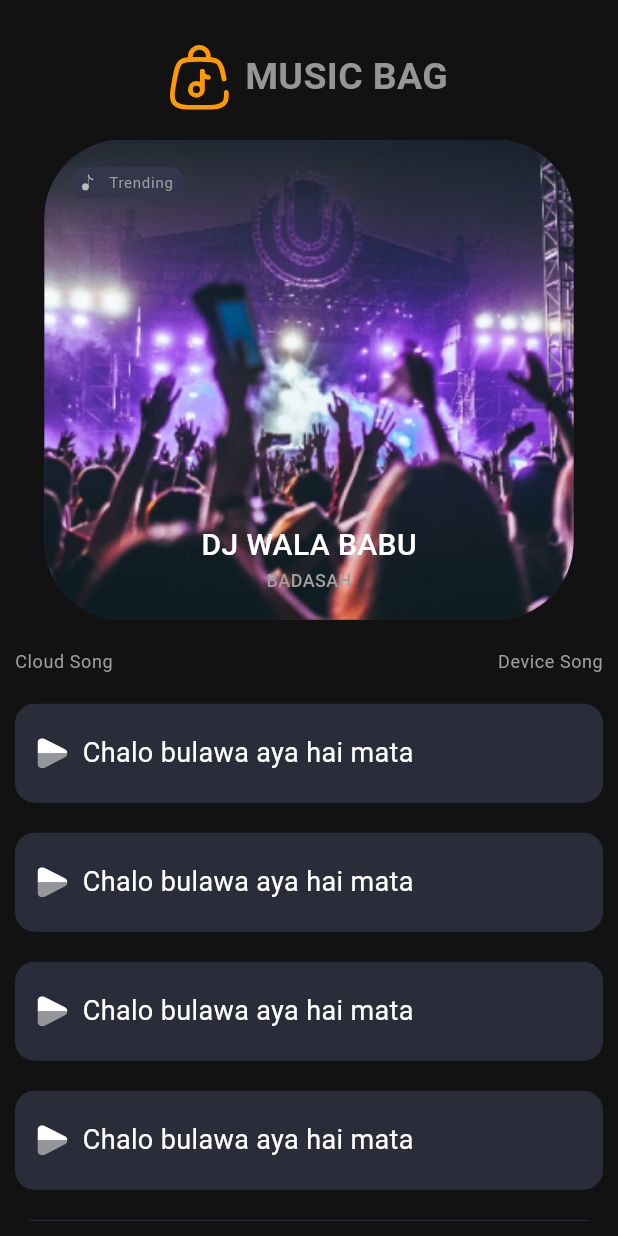
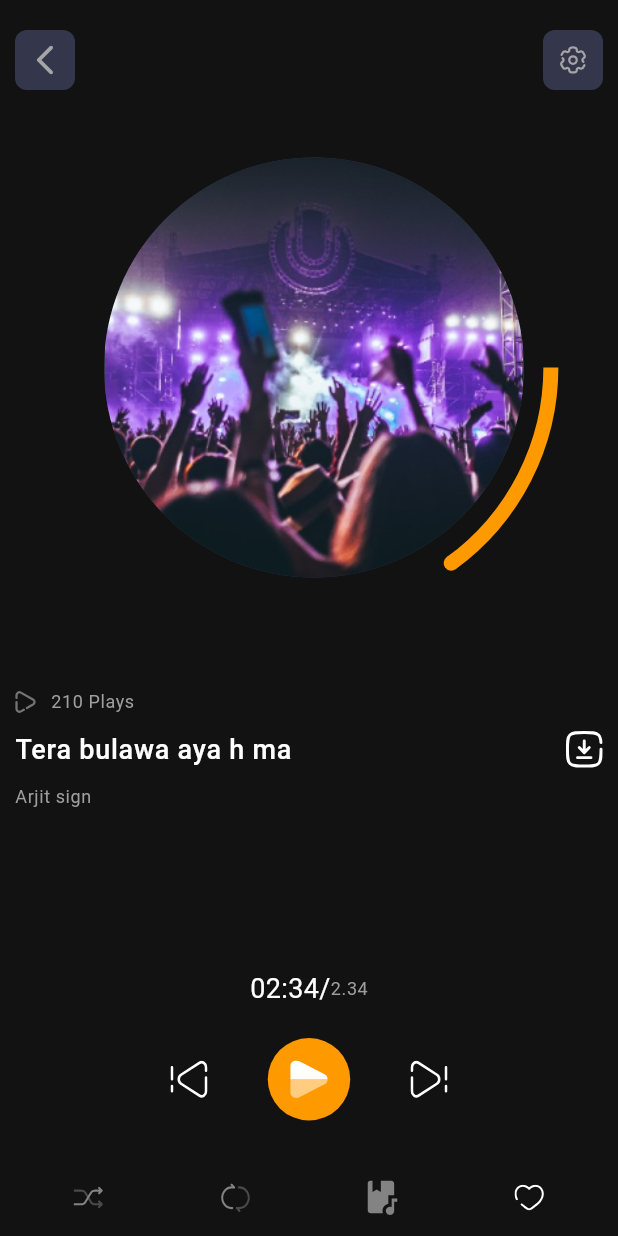
Before and after one commit to sayedmostaf/audio-player, a Flutter app: the screen it shows after launch, on a phone screen of 412 x 824 dp. Run offline on Flutter 3.47's test engine with Material 3 defaults, Android fonts, the phone set to English and light mode, and no system bars; drawn by our look-alikes of carousel_slider, syncfusion_flutter_gauges; our stand-ins replace flutter_svg; Roboto replaces fonts that are missing (Poppins).

Commit message:
finish play song page ui

```diff
--- /dev/null
+++ b/lib/components/play_song_header.dart
@@ -0,0 +1,40 @@
+import 'package:audio_player/config/colors.dart';
+import 'package:flutter/material.dart';
+import 'package:flutter_svg/flutter_svg.dart';
+
+class PlaySongHeader extends StatelessWidget {
+  const PlaySongHeader({super.key});
+
+  @override
+  Widget build(BuildContext context) {
+    return Row(
+      mainAxisAlignment: MainAxisAlignment.spaceBetween,
+      children: [
+        Container(
+          width: 40,
+          height: 40,
+          padding: const EdgeInsets.all(10),
+          decoration: BoxDecoration(
+            color: divColor,
+            borderRadius: BorderRadius.circular(8),
+          ),
+          child: Center(
+            child: SvgPicture.asset('assets/icons/back.svg'),
+          ),
+        ),
+        Container(
+          width: 40,
+          height: 40,
+          padding: const EdgeInsets.all(10),
+          decoration: BoxDecoration(
+            color: divColor,
+            borderRadius: BorderRadius.circular(8),
+          ),
+          child: Center(
+            child: SvgPicture.asset('assets/icons/settings.svg'),
+          ),
+        ),
+      ],
+    );
+  }
+}
--- /dev/null
+++ b/lib/components/song_control_sound.dart
@@ -0,0 +1,79 @@
+import 'package:audio_player/config/colors.dart';
+import 'package:flutter/material.dart';
+import 'package:syncfusion_flutter_gauges/gauges.dart';
+
+class SongControlSound extends StatefulWidget {
+  const SongControlSound({super.key});
+
+  @override
+  State<SongControlSound> createState() => _SongControlSoundState();
+}
+
+class _SongControlSoundState extends State<SongControlSound> {
+  var value = 30.0;
+  @override
+  Widget build(BuildContext context) {
+    return SfRadialGauge(
+      animationDuration: 1,
+      enableLoadingAnimation: true,
+      axes: [
+        RadialAxis(
+          useRangeColorForAxis: true,
+          startAngle: 0,
+          endAngle: 180,
+          canRotateLabels: false,
+          interval: 10,
+          isInversed: false,
+          maximum: 100,
+          minimum: 0,
+          showAxisLine: true,
+          showLabels: false,
+          showTicks: false,
+          ranges: [
+            GaugeRange(
+              startValue: 0,
+              endValue: value.toDouble(),
+              color: primaryColor,
+              startWidth: 10,
+              endWidth: 10,
+            ),
+          ],
+          pointers: [
+            MarkerPointer(
+              color: primaryColor,
+              borderWidth: 20,
+              value: value.toDouble(),
+              onValueChanged: (newValue) {
+                setState(() {
+                  value = newValue.toDouble();
+                });
+              },
+              enableAnimation: true,
+              enableDragging: true,
+              markerType: MarkerType.circle,
+              markerWidth: 10,
+              markerHeight: 10,
+            ),
+          ],
+          annotations: [
+            GaugeAnnotation(
+              horizontalAlignment: GaugeAlignment.center,
+              positionFactor: 0.02,
+              widget: Container(
+                width: 280,
+                height: 280,
+                decoration: BoxDecoration(
+                  borderRadius: BorderRadius.circular(1000),
+                  image: const DecorationImage(
+                    image: AssetImage('assets/images/cover.jpg'),
+                  ),
+                  color: divColor,
+                ),
+              ),
+            ),
+          ],
+        ),
+      ],
+    );
+  }
+}
--- /dev/null
+++ b/lib/components/song_controller_buttons.dart
@@ -0,0 +1,90 @@
+import 'package:audio_player/config/colors.dart';
+import 'package:flutter/material.dart';
+import 'package:flutter_svg/flutter_svg.dart';
+
+class SongControllerButtons extends StatelessWidget {
+  const SongControllerButtons({super.key});
+
+  @override
+  Widget build(BuildContext context) {
+    return Column(
+      children: [
+        Row(
+          mainAxisAlignment: MainAxisAlignment.center,
+          children: [
+            const Text('02:34'),
+            const Text('/'),
+            Text(
+              '2.34',
+              style: Theme.of(context).textTheme.bodySmall,
+            ),
+          ],
+        ),
+        const SizedBox(
+          height: 20,
+        ),
+        Row(
+          mainAxisAlignment: MainAxisAlignment.center,
+          children: [
+            SvgPicture.asset(
+              'assets/icons/play_back.svg',
+              width: 25,
+            ),
+            const SizedBox(
+              width: 40,
+            ),
+            Container(
+              width: 55,
+              height: 55,
+              padding: const EdgeInsets.all(10),
+              decoration: BoxDecoration(
+                color: primaryColor,
+                borderRadius: BorderRadius.circular(100),
+              ),
+              child: Center(
+                child: SvgPicture.asset(
+                  'assets/icons/play.svg',
+                  width: 25,
+                ),
+              ),
+            ),
+            const SizedBox(
+              width: 40,
+            ),
+            SvgPicture.asset(
+              'assets/icons/play_forward.svg',
+              width: 25,
+            ),
+          ],
+        ),
+        const SizedBox(
+          height: 40,
+        ),
+        Row(
+          mainAxisAlignment: MainAxisAlignment.spaceAround,
+          children: [
+            SvgPicture.asset(
+              'assets/icons/shuffle.svg',
+              width: 20,
+            ),
+            SvgPicture.asset(
+              'assets/icons/repeat.svg',
+              width: 20,
+            ),
+            SvgPicture.asset(
+              'assets/icons/fav.svg',
+              width: 20,
+            ),
+            SvgPicture.asset(
+              'assets/icons/heart.svg',
+              width: 20,
+            ),
+          ],
+        ),
+        const SizedBox(
+          height: 4,
+        )
+      ],
+    );
+  }
+}
--- /dev/null
+++ b/lib/components/song_details.dart
@@ -0,0 +1,53 @@
+import 'package:flutter/material.dart';
+import 'package:flutter_svg/svg.dart';
+
+class SongDetails extends StatelessWidget {
+  const SongDetails({super.key});
+
+  @override
+  Widget build(BuildContext context) {
+    return Column(
+      children: [
+        Row(
+          children: [
+            SvgPicture.asset('assets/icons/play_outline.svg'),
+            const SizedBox(
+              width: 10,
+            ),
+            Text(
+              '210 Plays',
+              style: Theme.of(context).textTheme.bodySmall,
+            )
+          ],
+        ),
+        const SizedBox(
+          height: 10,
+        ),
+        Row(
+          mainAxisAlignment: MainAxisAlignment.spaceBetween,
+          children: [
+            Text(
+              'Tera bulawa aya h ma',
+              style: Theme.of(context).textTheme.bodyLarge,
+            ),
+            SvgPicture.asset(
+              'assets/icons/download.svg',
+              width: 25,
+            ),
+          ],
+        ),
+        const SizedBox(
+          height: 10,
+        ),
+        Row(
+          children: [
+            Text(
+              'Arjit sign',
+              style: Theme.of(context).textTheme.bodySmall,
+            )
+          ],
+        ),
+      ],
+    );
+  }
+}
--- /dev/null
+++ b/lib/components/song_wave.dart
@@ -0,0 +1,10 @@
+import 'package:flutter/material.dart';
+
+class SongWave extends StatelessWidget {
+  const SongWave({super.key});
+
+  @override
+  Widget build(BuildContext context) {
+    return const Icon(Icons.waves);
+  }
+}
--- a/lib/main.dart
+++ b/lib/main.dart
@@ -1,5 +1,5 @@
 import 'package:audio_player/config/themes.dart';
-import 'package:audio_player/pages/song_page.dart';
+import 'package:audio_player/pages/play_song_page.dart';
 import 'package:flutter/material.dart';
 
 void main() {
@@ -15,7 +15,7 @@ class MyApp extends StatelessWidget {
       debugShowCheckedModeBanner: false,
       title: 'Music Player',
       theme: darkTheme,
-      home: const SongPage(),
+      home: const PlaySongPage(),
     );
   }
 }
--- /dev/null
+++ b/lib/pages/play_song_page.dart
@@ -0,0 +1,40 @@
+import 'package:audio_player/components/play_song_header.dart';
+import 'package:audio_player/components/song_control_sound.dart';
+import 'package:audio_player/components/song_controller_buttons.dart';
+import 'package:audio_player/components/song_details.dart';
+import 'package:audio_player/components/song_wave.dart';
+import 'package:flutter/material.dart';
+import 'package:flutter_svg/flutter_svg.dart';
+
+class PlaySongPage extends StatelessWidget {
+  const PlaySongPage({super.key});
+
+  @override
+  Widget build(BuildContext context) {
+    return const Scaffold(
+      body: SafeArea(
+        child: Padding(
+          padding: EdgeInsets.all(10),
+          child: Column(
+            children: [
+              SizedBox(
+                height: 10,
+              ),
+              PlaySongHeader(),
+              SizedBox(
+                height: 10,
+              ),
+              SongControlSound(),
+              SizedBox(
+                height: 40,
+              ),
+              SongDetails(),
+              Spacer(),
+              SongControllerButtons(),
+            ],
+          ),
+        ),
+      ),
+    );
+  }
+}
--- a/pubspec.yaml
+++ b/pubspec.yaml
@@ -37,6 +37,7 @@ dependencies:
   cupertino_icons: ^1.0.6
   flutter_svg: ^2.0.10+1
   carousel_slider: ^5.0.0
+  syncfusion_flutter_gauges: ^26.2.12
 
 dev_dependencies:
   flutter_test:
```
Also changed, not shown: assets/icons/back.svg (added), assets/icons/download.svg (added), assets/icons/fav.svg (added), assets/icons/heart.svg (added), assets/icons/play_back.svg (added), assets/icons/play_forward.svg (added), assets/icons/play_outline.svg (added), assets/icons/repeat.svg (added), assets/icons/settings.svg (added), assets/icons/shuffle.svg (added), pubspec.lock.
